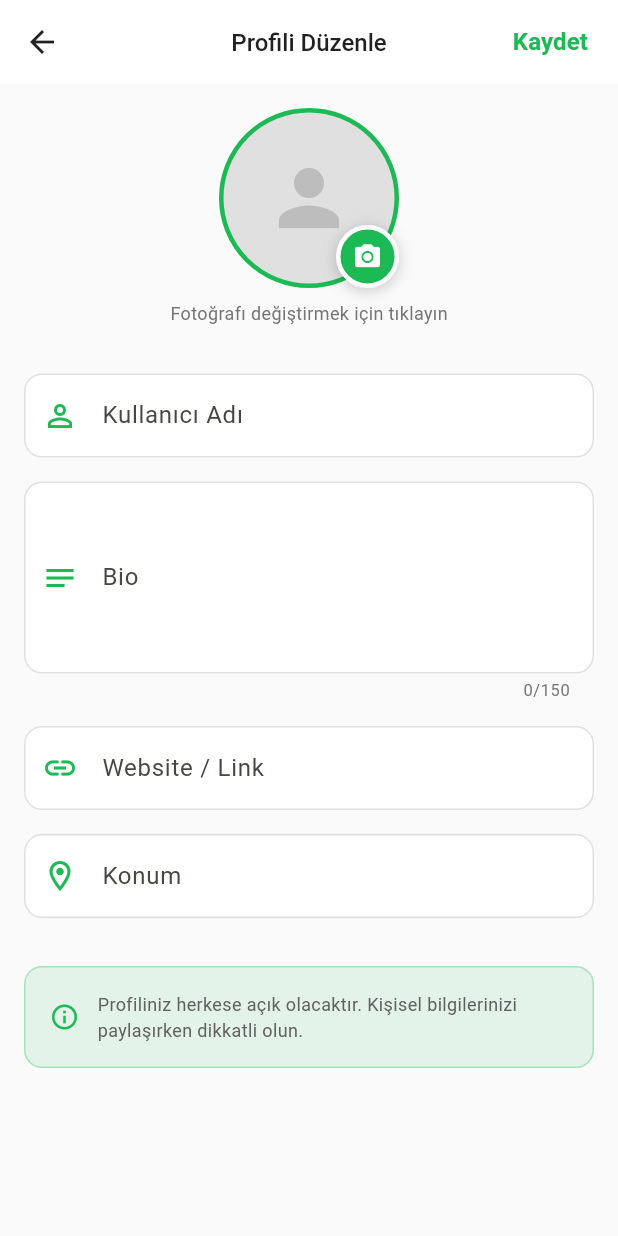
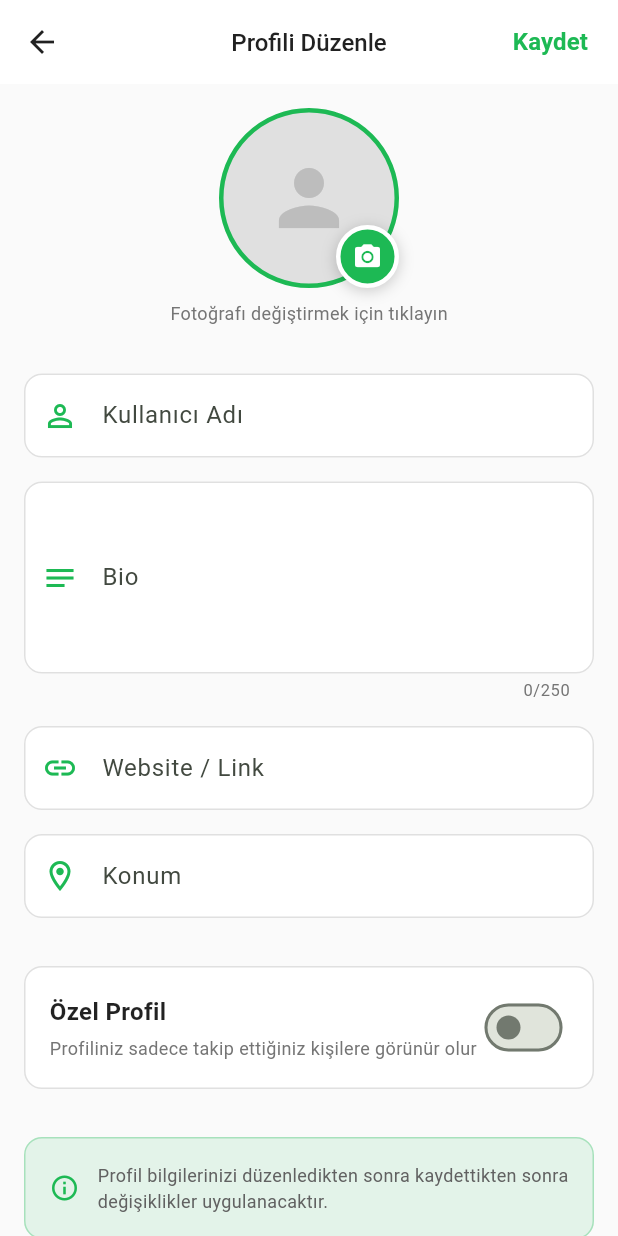
Before and after one commit to furkankobain/MusicShare, a Flutter app: the EditProfilePage screen opened directly, on a phone screen of 412 x 824 dp. Run offline on Flutter 3.47's test engine with Material 3 defaults, Android fonts, the phone set to English and light mode, and no system bars; our stand-ins replace audioplayers, cached_network_image, cloud_firestore, dio, equatable, firebase_auth and 16 more; missing offline and left inert: mobile_scanner; accounts and stored records are empty.

Commit message:
Phase 1 tamamlandı: Error handling, Privacy settings ve Profile edit işlevselliği

```diff
--- a/lib/features/profile/presentation/pages/edit_profile_page.dart
+++ b/lib/features/profile/presentation/pages/edit_profile_page.dart
@@ -23,6 +23,7 @@ class _EditProfilePageState extends ConsumerState<EditProfilePage> {
   String? _profileImageUrl;
   bool _isLoading = false;
   bool _isUploadingImage = false;
+  bool _isProfilePrivate = false;
 
   @override
   void initState() {
@@ -59,6 +60,7 @@ class _EditProfilePageState extends ConsumerState<EditProfilePage> {
           _linkController.text = data['link'] ?? '';
           _locationController.text = data['location'] ?? '';
           _profileImageUrl = data['photoURL'];
+          _isProfilePrivate = data['isPrivate'] ?? false;
         });
       }
     } catch (e) {
@@ -133,6 +135,7 @@ class _EditProfilePageState extends ConsumerState<EditProfilePage> {
         'bio': _bioController.text.trim(),
         'link': _linkController.text.trim(),
         'location': _locationController.text.trim(),
+        'isPrivate': _isProfilePrivate,
         'updatedAt': FieldValue.serverTimestamp(),
       });
 
@@ -315,7 +318,7 @@ class _EditProfilePageState extends ConsumerState<EditProfilePage> {
                       icon: Icons.notes,
                       hint: 'Müzik zevkinizi anlatın...',
                       maxLines: 4,
-                      maxLength: 150,
+                      maxLength: 250,
                       isDark: isDark,
                     ),
 
@@ -344,6 +347,55 @@ class _EditProfilePageState extends ConsumerState<EditProfilePage> {
 
                     const SizedBox(height: 32),
 
+                    // Privacy Settings
+                    Container(
+                      padding: const EdgeInsets.all(16),
+                      decoration: BoxDecoration(
+                        color: isDark ? Colors.grey[850] : Colors.white,
+                        borderRadius: BorderRadius.circular(12),
+                        border: Border.all(
+                          color: isDark ? Colors.grey[800]! : Colors.grey[300]!,
+                        ),
+                      ),
+                      child: Row(
+                        mainAxisAlignment: MainAxisAlignment.spaceBetween,
+                        children: [
+                          Expanded(
+                            child: Column(
+                              crossAxisAlignment: CrossAxisAlignment.start,
+                              children: [
+                                Text(
+                                  'Özel Profil',
+                                  style: TextStyle(
+                                    fontSize: 16,
+                                    fontWeight: FontWeight.w600,
+                                    color: isDark ? Colors.white : Colors.black87,
+                                  ),
+                                ),
+                                const SizedBox(height: 4),
+                                Text(
+                                  'Profiliniz sadece takip ettiğiniz kişilere görünür olur',
+                                  style: TextStyle(
+                                    fontSize: 12,
+                                    color: isDark ? Colors.grey[400] : Colors.grey[600],
+                                  ),
+                                ),
+                              ],
+                            ),
+                          ),
+                          Switch(
+                            value: _isProfilePrivate,
+                            onChanged: (value) {
+                              setState(() => _isProfilePrivate = value);
+                            },
+                            activeColor: AppTheme.primaryColor,
+                          ),
+                        ],
+                      ),
+                    ),
+
+                    const SizedBox(height: 32),
+
                     // Info Card
                     Container(
                       padding: const EdgeInsets.all(16),
@@ -364,7 +416,7 @@ class _EditProfilePageState extends ConsumerState<EditProfilePage> {
                           const SizedBox(width: 12),
                           Expanded(
                             child: Text(
-                              'Profiliniz herkese açık olacaktır. Kişisel bilgilerinizi paylaşırken dikkatli olun.',
+                              'Profil bilgilerinizi düzenledikten sonra kaydettikten sonra değişiklikler uygulanacaktır.',
                               style: TextStyle(
                                 fontSize: 12,
                                 color: isDark ? Colors.grey[300] : Colors.grey[700],
```
Also changed, not shown: lib/features/messaging/conversations_page.dart (+18 -0 lines), lib/shared/widgets/error_state_widget.dart (added, +91 -0 lines).
